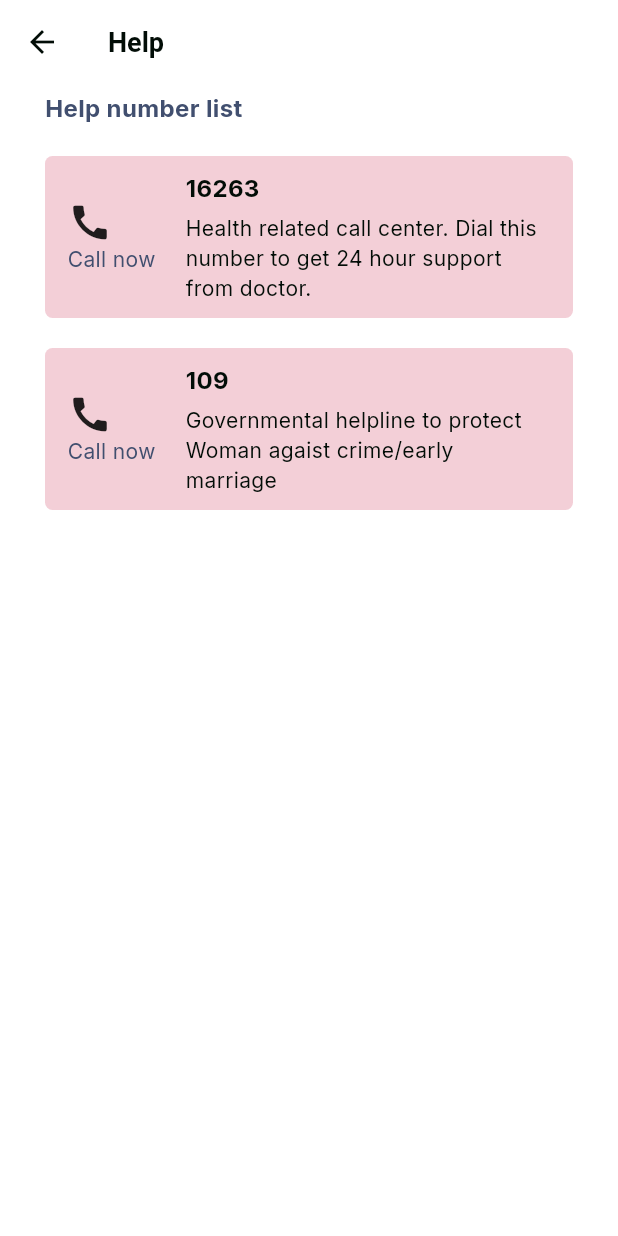
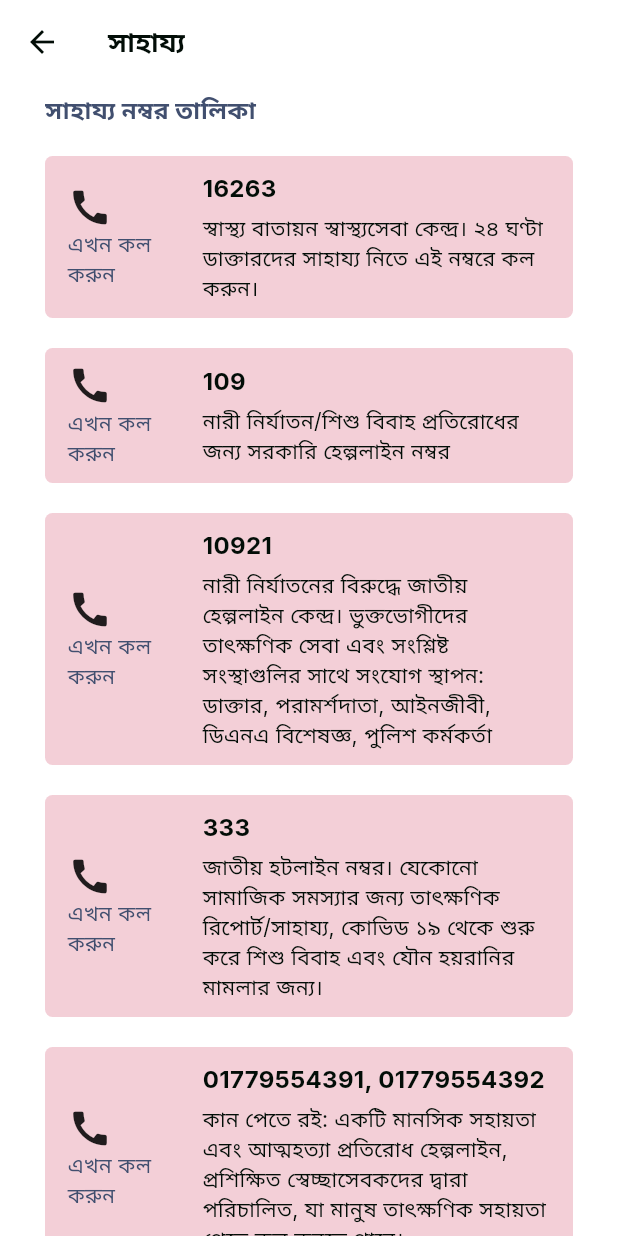
Before and after one commit to Shahabuddin1122/ananya, a Flutter app: the Help screen opened by its route, on a phone screen of 412 x 824 dp. Run offline on Flutter 3.47's test engine with Material 3 defaults, Android fonts, the light colour scheme and no system bars; our stand-ins replace flutter_local_notifications, flutter_svg, google_fonts, permission_handler, rxdart, shared_preferences and 2 more; accounts and stored records are empty; generated files the repository leaves out were written again; network calls fail.

Commit message:
add help page with localizations

```diff
--- a/ananya/lib/l10n/app_bn.arb
+++ b/ananya/lib/l10n/app_bn.arb
@@ -188,10 +188,33 @@
   "third_description_1_2": "মনে রাখবেন যে উর্বরতা চক্র থেকে চক্রে পরিবর্তিত হতে পারে এবং অনেকগুলি কারণ দ্বারা প্রভাবিত হতে পারে, যেমন বয়স, ওজন, চাপ এবং চিকিৎসা পরিস্থিতি। যদি আপনার উর্বরতা সম্পর্কে কোন উদ্বেগ থাকে তবে স্বাস্থ্যসেবা প্রদানকারীর সাথে পরামর্শ করুন।",
 
   "question_1_3": "স্পটিং বনাম মাসিক বনাম রক্তপাত",
-  "first_description_1_3": "শীঘ্রই যুক্ত করা হবে।"
+  "first_description_1_3": "শীঘ্রই যুক্ত করা হবে।",
 
-
-
-
+  "help_number_16263": "16263",
+  "help_description_16263": "স্বাস্থ্য বাতায়ন স্বাস্থ্যসেবা কেন্দ্র। ২৪ ঘণ্টা ডাক্তারদের সাহায্য নিতে এই নম্বরে কল করুন।",
+  "help_number_109": "109",
+  "help_description_109": "নারী নির্যাতন/শিশু বিবাহ প্রতিরোধের জন্য সরকারি হেল্পলাইন নম্বর",
+  "help_number_10921": "10921",
+  "help_description_10921": "নারী নির্যাতনের বিরুদ্ধে জাতীয় হেল্পলাইন কেন্দ্র। ভুক্তভোগীদের তাৎক্ষণিক সেবা এবং সংশ্লিষ্ট সংস্থাগুলির সাথে সংযোগ স্থাপন: ডাক্তার, পরামর্শদাতা, আইনজীবী, ডিএনএ বিশেষজ্ঞ, পুলিশ কর্মকর্তা",
+  "help_number_333": "333",
+  "help_description_333": "জাতীয় হটলাইন নম্বর। যেকোনো সামাজিক সমস্যার জন্য তাৎক্ষণিক রিপোর্ট/সাহায্য, কোভিড ১৯ থেকে শুরু করে শিশু বিবাহ এবং যৌন হয়রানির মামলার জন্য।",
+  "help_number_01779554391_01779554392": "01779554391, 01779554392",
+  "help_description_01779554391_01779554392": "কান পেতে রই: একটি মানসিক সহায়তা এবং আত্মহত্যা প্রতিরোধ হেল্পলাইন, প্রশিক্ষিত স্বেচ্ছাসেবকদের দ্বারা পরিচালিত, যা মানুষ তাৎক্ষণিক সহায়তা পেতে কল করতে পারে।",
+  "help_number_01776632344": "01776632344",
+  "help_description_01776632344": "মনের বন্ধু: পরামর্শদাতা এবং বিশেষজ্ঞদের একটি গতিশীল এবং দক্ষ দল নিয়ে, মনের বন্ধু একটি প্ল্যাটফর্ম যা মানসিক স্বাস্থ্য এবং সুস্থতার সেবা প্রদান করে।",
+  "help_number_09678771511": "09678771511",
+  "help_description_09678771511": "সাজিদা ফাউন্ডেশনের এক-স্টপ হটলাইন নম্বর যা সকলের জন্য স্বাস্থ্যসেবা চাহিদা পূরণ করে। কোভিড, সাধারণ স্বাস্থ্য, মানসিক স্বাস্থ্য এবং মানসিক সহায়তা, বয়স্ক এবং দীর্ঘস্থায়ী অসুস্থদের জন্য বাড়িতে যত্ন, পাশাপাশি মনোরোগ এবং মানসিক যত্নের পরামর্শ পান।",
+  "help_number_09612600600": "09612600600",
+  "help_description_09612600600": "দশ উনিশের মোড় হেল্পলাইন: একটি হেল্পলাইন যা যৌন স্বাস্থ্য সম্পর্কিত প্রশ্নের উত্তর দেয়, কিশোর-কিশোরীদের কৌতূহল মেটায় এবং প্রয়োজনে সাহায্য নেওয়ার জন্য তাদের তথ্য প্রদান করে।",
+  "help_number_list": "সাহায্য নম্বর তালিকা",
+  "common_asked_question_on_menstruation": "মাসিক সম্পর্কে সাধারণ জিজ্ঞাসিত প্রশ্ন",
+  "search": "অনুসন্ধান",
+  "do_you_know_we_have_governmental_regulation_about_menstrual": "আপনি কি জানেন মাসিক সম্পর্কে আমাদের সরকারি নিয়ম আছে?",
+  "national_mhm_strategies": "জাতীয় মাসিক স্বাস্থ্যবিধি ব্যবস্থাপনা কৌশল",
+  "call_to_learn_more": "আরও জানতে কল করুন",
+  "view": "দেখুন",
+  "click": "ক্লিক",
+  "knowledge_nexus": "জ্ঞানের সম্পর্ক",
+  "recomended_reading_for_you": "আপনার জন্য প্রস্তাবিত পড়া"
 
 }
--- /dev/null
+++ b/ananya/lib/models/help_data.dart
@@ -0,0 +1,42 @@
+import 'package:flutter/material.dart';
+import 'package:flutter_gen/gen_l10n/app_localizations.dart';
+
+class HelpProvider {
+  static List<Map<String, String>> helpData(BuildContext context) {
+    final localizations = AppLocalizations.of(context)!;
+    return [
+      {
+        "number": localizations.help_number_16263,
+        "description": localizations.help_description_16263,
+      },
+      {
+        "number": localizations.help_number_109,
+        "description": localizations.help_description_109,
+      },
+      {
+        "number": localizations.help_number_10921,
+        "description": localizations.help_description_10921,
+      },
+      {
+        "number": localizations.help_number_333,
+        "description": localizations.help_description_333,
+      },
+      {
+        "number": localizations.help_number_01779554391_01779554392,
+        "description": localizations.help_description_01779554391_01779554392,
+      },
+      {
+        "number": localizations.help_number_01776632344,
+        "description": localizations.help_description_01776632344,
+      },
+      {
+        "number": localizations.help_number_09678771511,
+        "description": localizations.help_description_09678771511,
+      },
+      {
+        "number": localizations.help_number_09612600600,
+        "description": localizations.help_description_09612600600,
+      },
+    ];
+  }
+}
--- a/ananya/lib/screens/help.dart
+++ b/ananya/lib/screens/help.dart
@@ -1,44 +1,43 @@
+import 'package:ananya/models/help_data.dart';
 import 'package:ananya/utils/constants.dart';
 import 'package:ananya/utils/custom_theme.dart';
 import 'package:ananya/widgets/help_card.dart';
 import 'package:flutter/material.dart';
+import 'package:flutter_gen/gen_l10n/app_localizations.dart';
 
 class Help extends StatelessWidget {
   const Help({super.key});
 
   @override
   Widget build(BuildContext context) {
+    final helpData = HelpProvider.helpData(context);
     return Scaffold(
       appBar: AppBar(
-        title: const Text('Help'),
+        title: Text(AppLocalizations.of(context)!.help),
       ),
       body: SingleChildScrollView(
           child: Container(
         padding: Theme.of(context).largemainPadding,
-        child: const Column(
+        child: Column(
           crossAxisAlignment: CrossAxisAlignment.start,
           children: [
             Text(
-              "Help number list",
-              style: TextStyle(
+              AppLocalizations.of(context)!.help_number_list,
+              style: const TextStyle(
                 fontSize: 16,
                 color: ACCENT,
                 fontWeight: FontWeight.bold,
               ),
             ),
-            SizedBox(
+            const SizedBox(
               height: 10,
             ),
-            HelpCard(
-              number: '16263',
-              text:
-                  'Health related call center. Dial this number to get 24 hour support from doctor.',
-            ),
-            HelpCard(
-              number: '109',
-              text:
-                  'Governmental helpline to protect Woman agaist crime/early marriage',
-            ),
+            ...helpData.map((item) {
+              return HelpCard(
+                number: item['number']!,
+                text: item['description']!,
+              );
+            }),
           ],
         ),
       )),
--- a/ananya/lib/screens/landing/superuser_home.dart
+++ b/ananya/lib/screens/landing/superuser_home.dart
@@ -20,7 +20,8 @@
 import 'package:flutter_gen/gen_l10n/app_localizations.dart';
 
 class SuperuserHome extends StatefulWidget {
-  const SuperuserHome({super.key});
+  final Function(int) onselect;
+  const SuperuserHome({required this.onselect, super.key});
 
   @override
   State<SuperuserHome> createState() => _SuperuserHomeState();
@@ -379,7 +380,7 @@
                 },
               ),
               const Probahini(),
-              const KnowledgeNexus(),
+              const KnowledgeNexusComponent(),
               const SizedBox(
                 height: 10,
               ),
--- a/ananya/lib/widgets/help_card.dart
+++ b/ananya/lib/widgets/help_card.dart
@@ -2,6 +2,7 @@
 import 'package:url_launcher/url_launcher.dart';
 import 'package:ananya/utils/constants.dart';
 import 'package:ananya/utils/custom_theme.dart';
+import 'package:flutter_gen/gen_l10n/app_localizations.dart';
 
 class HelpCard extends StatelessWidget {
   final String number, text;
@@ -34,25 +35,29 @@
         children: [
           InkWell(
             onTap: () => _makePhoneCall(number),
-            child: const Column(
+            child: SizedBox(
+              width: 80,
+              child: Column(
                 crossAxisAlignment: CrossAxisAlignment.start,
                 children: [
-                Icon(
+                  const Icon(
                     Icons.call,
                     size: 30,
                   ),
                   Text(
-                  "Call now",
-                  style: TextStyle(
+                    AppLocalizations.of(context)!.call_now,
+                    style: const TextStyle(
                       fontSize: 14,
                       color: ACCENT,
                     ),
+                    softWrap: true,
                   ),
                 ],
               ),
             ),
+          ),
           const SizedBox(
-            width: 20,
+            width: 10,
           ),
           Expanded(
             child: Column(
```
Also changed, not shown: ananya/lib/l10n/app_en.arb (+29 -1 lines), ananya/lib/screens/knowledge_nexus.dart (+23 -17 lines), ananya/lib/screens/knowledge_nexus_info.dart (+8 -4 lines), ananya/lib/screens/landing/landing.dart (+16 -6 lines), ananya/lib/screens/landing/user_home.dart (+5 -2 lines), ananya/lib/widgets/knowledge_nexus_component.dart (+5 -4 lines), 1 other file. Lines whose indentation alone changed are shown as unchanged.
